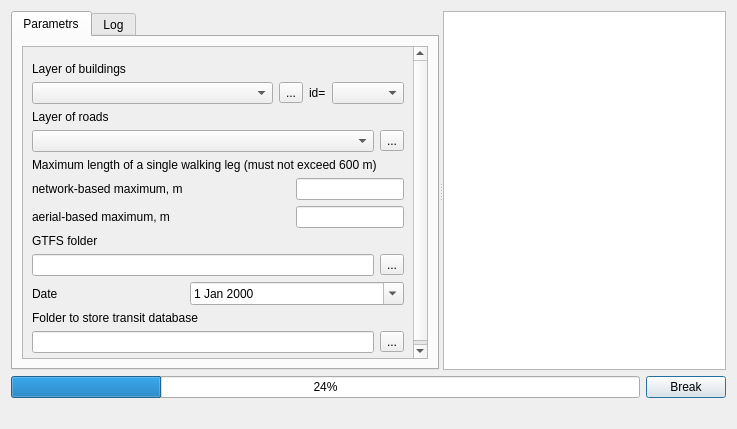
ishusterman/tau_net_calc, file UI/pkl.ui: the form before one commit.
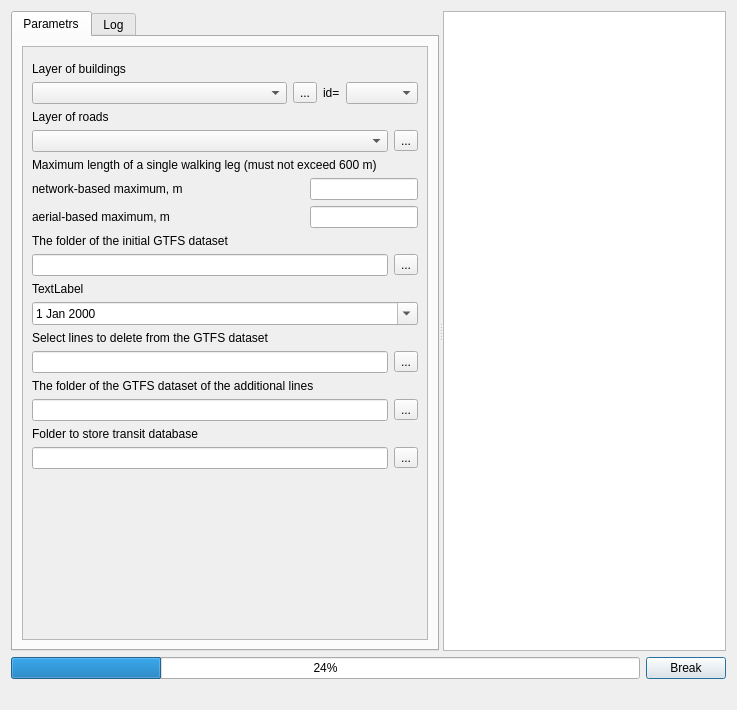
The form after the commit.

Diff of the .ui file:
```diff
--- a/UI/pkl.ui
+++ b/UI/pkl.ui
@@ -10,7 +10,7 @@
     <x>0</x>
     <y>0</y>
     <width>737</width>
-    <height>429</height>
+    <height>710</height>
    </rect>
   </property>
   <property name="sizePolicy">
@@ -82,9 +82,9 @@
            <property name="geometry">
             <rect>
              <x>0</x>
-             <y>0</y>
+             <y>-166</y>
              <width>404</width>
-             <height>427</height>
+             <height>569</height>
             </rect>
            </property>
            <property name="sizePolicy">
@@ -235,7 +235,7 @@
               <item row="14" column="0">
                <widget class="QLabel" name="label_4">
                 <property name="text">
-                 <string>GTFS folder</string>
+                 <string>The folder of the initial GTFS dataset</string>
                 </property>
                </widget>
               </item>
@@ -269,14 +269,56 @@
                 </item>
                </layout>
               </item>
-              <item row="20" column="0">
+              <item row="21" column="0" colspan="2">
+               <widget class="QLabel" name="label_10">
+                <property name="text">
+                 <string>Select lines to delete from the GTFS dataset</string>
+                </property>
+               </widget>
+              </item>
+              <item row="22" column="0" colspan="2">
+               <layout class="QHBoxLayout" name="horizontalLayout_10">
+                <item>
+                 <widget class="QLineEdit" name="txtExcludeRoutes"/>
+                </item>
+                <item>
+                 <widget class="QToolButton" name="toolButtonExcludeRoutes">
+                  <property name="text">
+                   <string>...</string>
+                  </property>
+                 </widget>
+                </item>
+               </layout>
+              </item>
+              <item row="23" column="0">
+               <widget class="QLabel" name="label_11">
+                <property name="text">
+                 <string>The folder of the GTFS dataset of the additional lines</string>
+                </property>
+               </widget>
+              </item>
+              <item row="25" column="0" colspan="2">
+               <layout class="QHBoxLayout" name="horizontalLayout_11">
+                <item>
+                 <widget class="QLineEdit" name="txtAddRoutes"/>
+                </item>
+                <item>
+                 <widget class="QToolButton" name="toolButtonAddRoutes">
+                  <property name="text">
+                   <string>...</string>
+                  </property>
+                 </widget>
+                </item>
+               </layout>
+              </item>
+              <item row="26" column="0">
                <widget class="QLabel" name="label">
                 <property name="text">
                  <string>Folder to store transit database</string>
                 </property>
                </widget>
               </item>
-              <item row="21" column="0" colspan="2">
+              <item row="27" column="0" colspan="2">
                <layout class="QHBoxLayout" name="horizontalLayout_4">
                 <item>
                  <widget class="QLineEdit" name="txtPathToProtocols">
@@ -307,14 +349,32 @@
                </layout>
               </item>
               <item row="18" column="0" colspan="2">
+               <widget class="QLabel" name="label_9">
+                <property name="sizePolicy">
+                 <sizepolicy hsizetype="Preferred" vsizetype="Preferred">
+                  <horstretch>0</horstretch>
+                  <verstretch>0</verstretch>
+                 </sizepolicy>
+                </property>
+                <property name="minimumSize">
+                 <size>
+                  <width>0</width>
+                  <height>0</height>
+                 </size>
+                </property>
+                <property name="text">
+                 <string>TextLabel</string>
+                </property>
+                <property name="textFormat">
+                 <enum>Qt::PlainText</enum>
+                </property>
+                <property name="alignment">
+                 <set>Qt::AlignBottom|Qt::AlignLeading|Qt::AlignLeft</set>
+                </property>
+               </widget>
+              </item>
+              <item row="20" column="0" colspan="2">
                <layout class="QHBoxLayout" name="horizontalLayout_9">
-                <item>
-                 <widget class="QLabel" name="label_9">
-                  <property name="text">
-                   <string>Date</string>
-                  </property>
-                 </widget>
-                </item>
                 <item>
                  <widget class="QDateEdit" name="calendar">
                   <property name="minimumSize">
```
